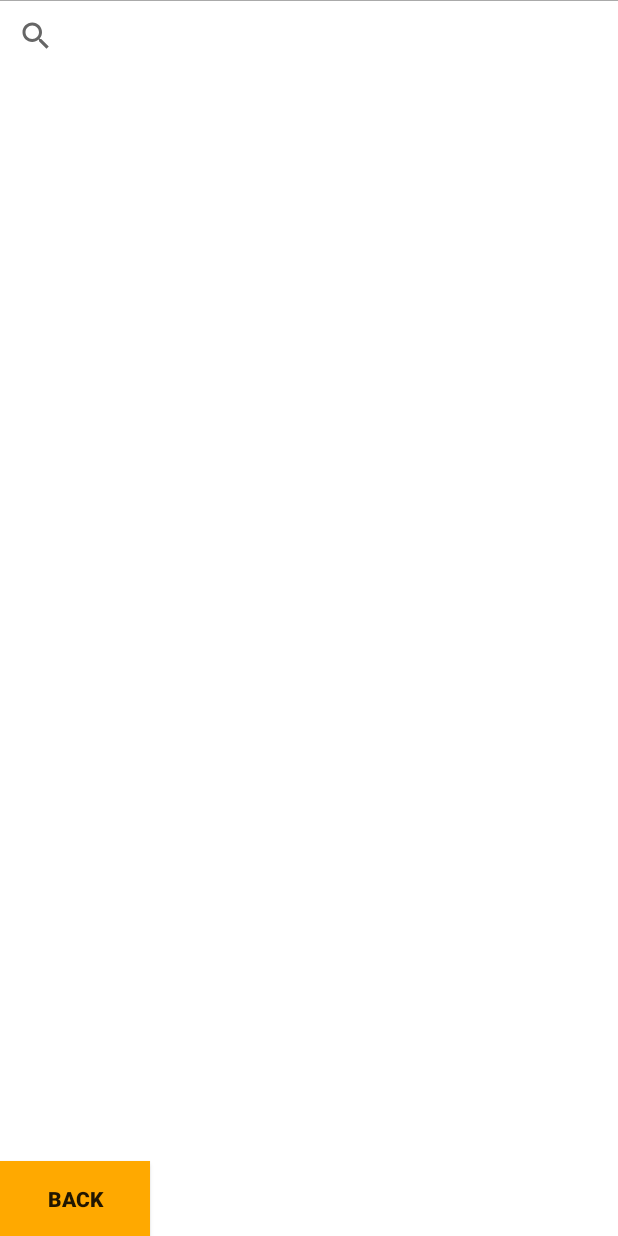
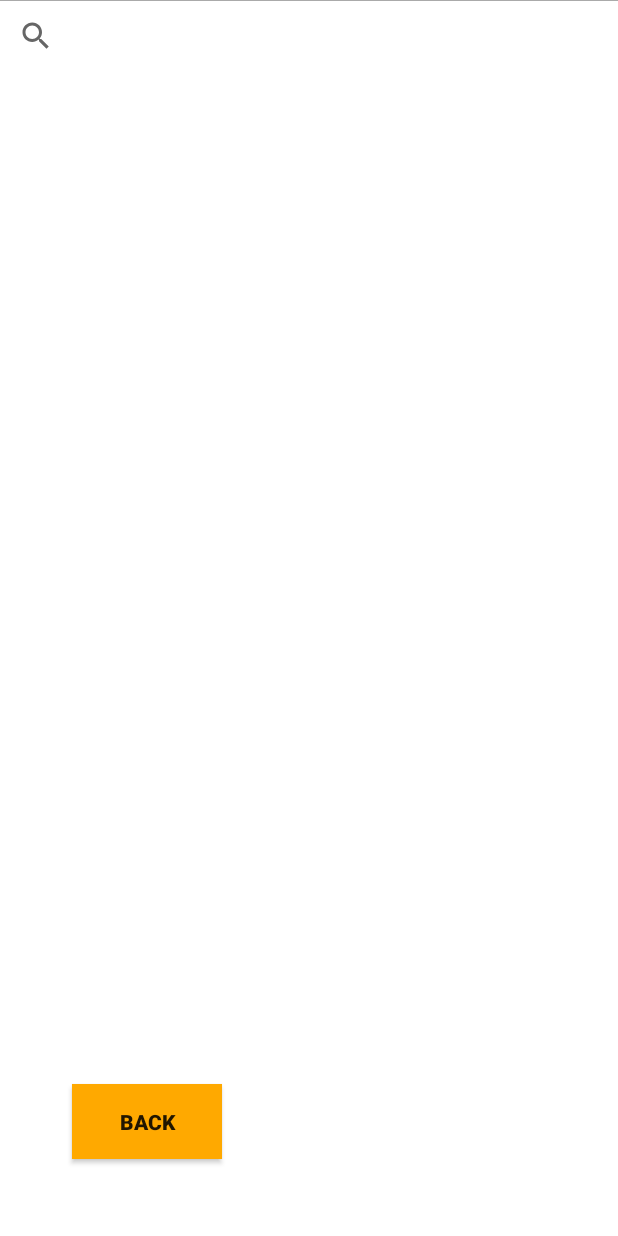
Before and after one commit to constantinosach/Shoplist, an Android app: the LoadListActivity screen opened directly, with no data from a screen before it, on a phone screen of 412 x 824 dp. Run offline under Robolectric (Android 15) with nearby library versions, the phone set to English and light mode, and no system bars.

Commit message:
UI alignment fixes

```diff
--- a/app/src/main/res/layout/single_shopping_list_item_view.xml
+++ b/app/src/main/res/layout/single_shopping_list_item_view.xml
@@ -30,13 +30,13 @@
 
     <CheckBox
         android:layout_width="100dp"
-        android:layout_height="60dp"
+        android:layout_height="20dp"
         android:id="@+id/isItemInBasketCheckBox"
         android:clickable="true"
         android:checked="false"
         android:paddingLeft="10dp"
         android:layout_alignParentTop="true"
-        android:layout_toRightOf="@+id/itemPriceText"
-        android:layout_toEndOf="@+id/itemPriceText" />
+        android:layout_alignParentRight="true"
+        android:layout_alignParentEnd="true" />
 
 </RelativeLayout>
--- a/app/src/main/res/layout/window_3.xml
+++ b/app/src/main/res/layout/window_3.xml
@@ -10,11 +10,14 @@
             android:layout_height="50dp"
             android:text="Back"
             android:id="@+id/button3"
+            android:background="#ffffa900"
+            android:textStyle="bold"
+            android:layout_marginBottom="51dp"
             android:layout_alignParentBottom="true"
             android:layout_alignParentLeft="true"
             android:layout_alignParentStart="true"
-            android:background="#ffffa900"
-            android:textStyle="bold" />
+            android:layout_marginLeft="48dp"
+            android:layout_marginStart="48dp" />
 
         <SearchView
             android:layout_width="wrap_content"
--- a/app/src/main/res/layout/window_4.xml
+++ b/app/src/main/res/layout/window_4.xml
@@ -10,7 +10,8 @@
         android:layout_width="191dp"
         android:layout_height="wrap_content"
         android:textAppearance="?android:attr/textAppearanceMedium"
-        android:text="Medium Text"
+        android:text="Total: &#x020AC;0.0"
+        android:textStyle="bold"
         android:id="@+id/textView4"
         android:layout_alignParentLeft="true"
         android:layout_alignParentStart="true"
```
